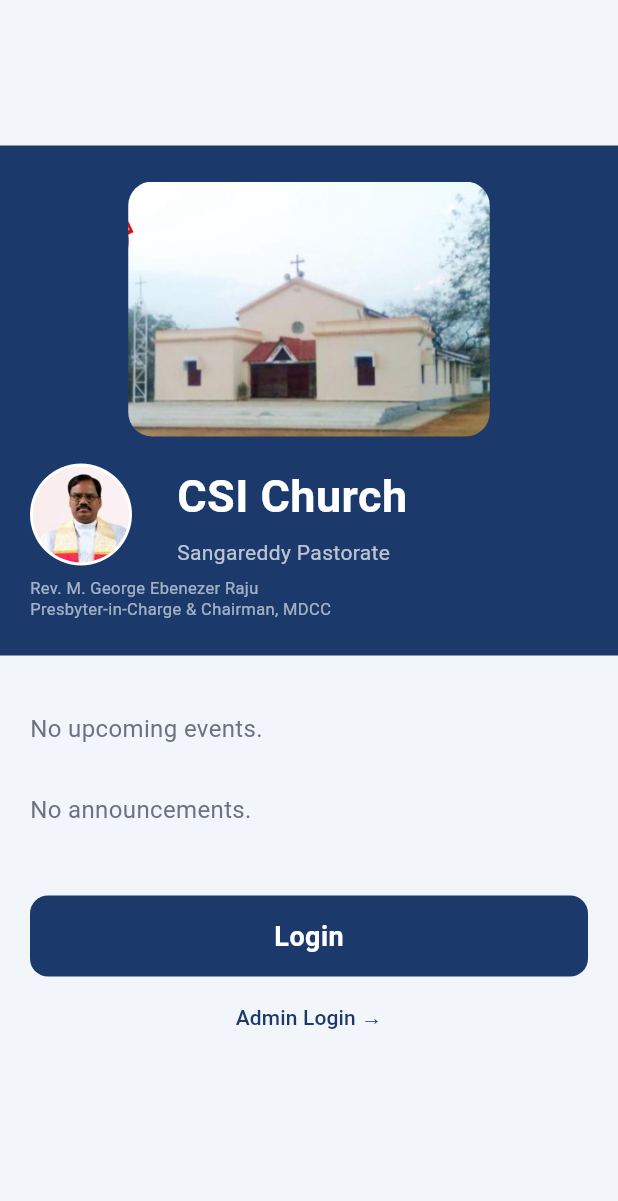
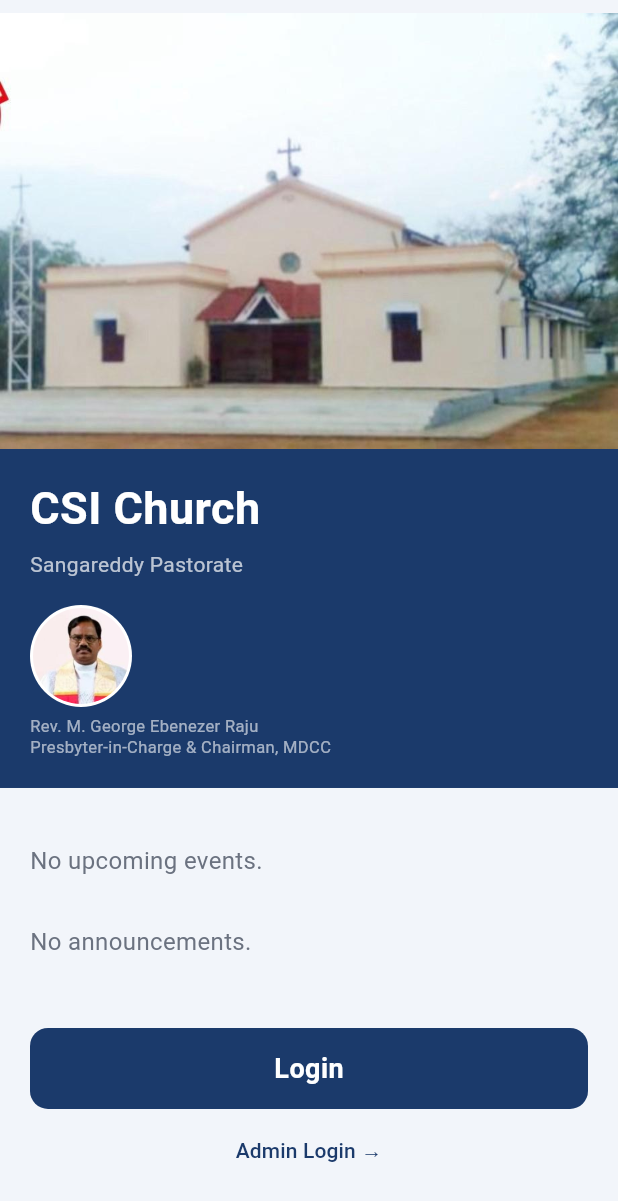
Before and after one commit to RAJ3SHJ/TempleApp, a Flutter app: the screen it shows after launch, on a phone screen of 412 x 824 dp. Shown: the top 1201 px of the screen. Run offline on Flutter 3.47's test engine with Material 3 defaults, Android fonts, the phone set to English and light mode, and no system bars; our stand-ins replace cloud_firestore, firebase_auth, firebase_core, firebase_messaging, pdf, share_plus; accounts and stored records are empty.

Commit message:
Landing header: full-width church photo, name below photo, pastor below
Co-Authored-By: Claude Sonnet 5.5 <noreply@anthropic.com>
Claude-Session: https://claude.ai/code/session_01DhebjiHj8GBhKmmCAFmVy8

```diff
--- a/lib/screens/landing_screen.dart
+++ b/lib/screens/landing_screen.dart
@@ -166,25 +166,24 @@ class LandingScreen extends StatelessWidget {
     return Container(
       width: double.infinity,
       color: AppTheme.navy,
-      padding: EdgeInsets.only(
-        top: MediaQuery.of(context).padding.top + 24,
-        bottom: 24,
-        left: 20,
-        right: 20,
-      ),
       child: Column(
         crossAxisAlignment: CrossAxisAlignment.start,
         children: [
-          Center(
-            child: ClipRRect(
-              borderRadius: BorderRadius.circular(16),
-              child: Image.asset('assets/images/church.jpg', height: 170, fit: BoxFit.contain),
+          // Church photo: full width, whole picture visible (no crop)
+          SizedBox(
+            width: double.infinity,
+            child: Image.asset('assets/images/church.jpg', fit: BoxFit.fitWidth),
           ),
-          ),
+          Padding(
+            padding: const EdgeInsets.fromLTRB(20, 16, 20, 20),
+            child: Column(
+              crossAxisAlignment: CrossAxisAlignment.start,
+              children: [
+                const Text('CSI Church',
+                    style: TextStyle(fontSize: 30, fontWeight: FontWeight.w700, color: AppTheme.white, letterSpacing: 0.3)),
+                const SizedBox(height: 2),
+                const Text('Sangareddy Pastorate', style: TextStyle(fontSize: 14, color: Colors.white70)),
                 const SizedBox(height: 16),
-          Row(
-            crossAxisAlignment: CrossAxisAlignment.center,
-            children: [
                 Container(
                   padding: const EdgeInsets.all(2),
                   decoration: const BoxDecoration(color: Colors.white, shape: BoxShape.circle),
@@ -193,20 +192,6 @@ class LandingScreen extends StatelessWidget {
                         width: 64, height: 64, fit: BoxFit.cover, alignment: Alignment.topCenter),
                   ),
                 ),
-              const SizedBox(width: 30),
-              const Expanded(
-                child: Column(
-                  crossAxisAlignment: CrossAxisAlignment.start,
-                  children: [
-                    Text('CSI Church',
-                        style: TextStyle(fontSize: 30, fontWeight: FontWeight.w700, color: AppTheme.white, letterSpacing: 0.3)),
-                    SizedBox(height: 2),
-                    Text('Sangareddy Pastorate', style: TextStyle(fontSize: 14, color: Colors.white70)),
-                  ],
-                ),
-              ),
-            ],
-          ),
                 const SizedBox(height: 6),
                 const Text('Rev. M. George Ebenezer Raju',
                     style: TextStyle(fontSize: 11, color: Colors.white60, height: 1.3)),
@@ -214,6 +199,9 @@ class LandingScreen extends StatelessWidget {
                     style: TextStyle(fontSize: 11, color: Colors.white60, height: 1.3)),
               ],
             ),
+          ),
+        ],
+      ),
     );
   }
 }
```
Lines whose indentation alone changed are shown as unchanged.
